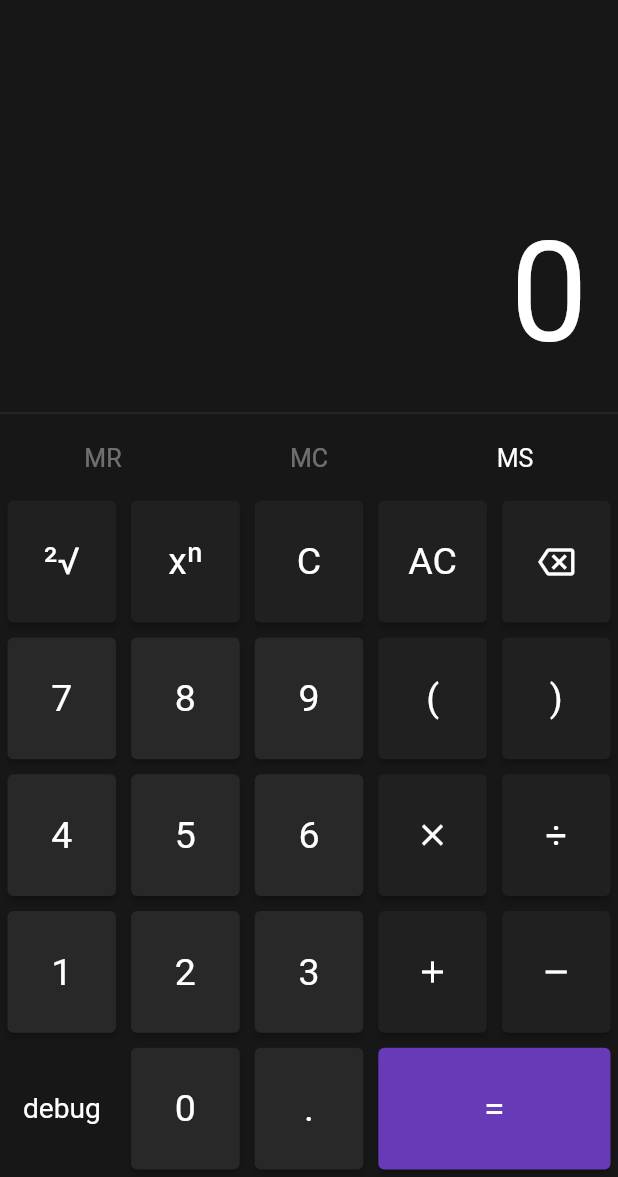
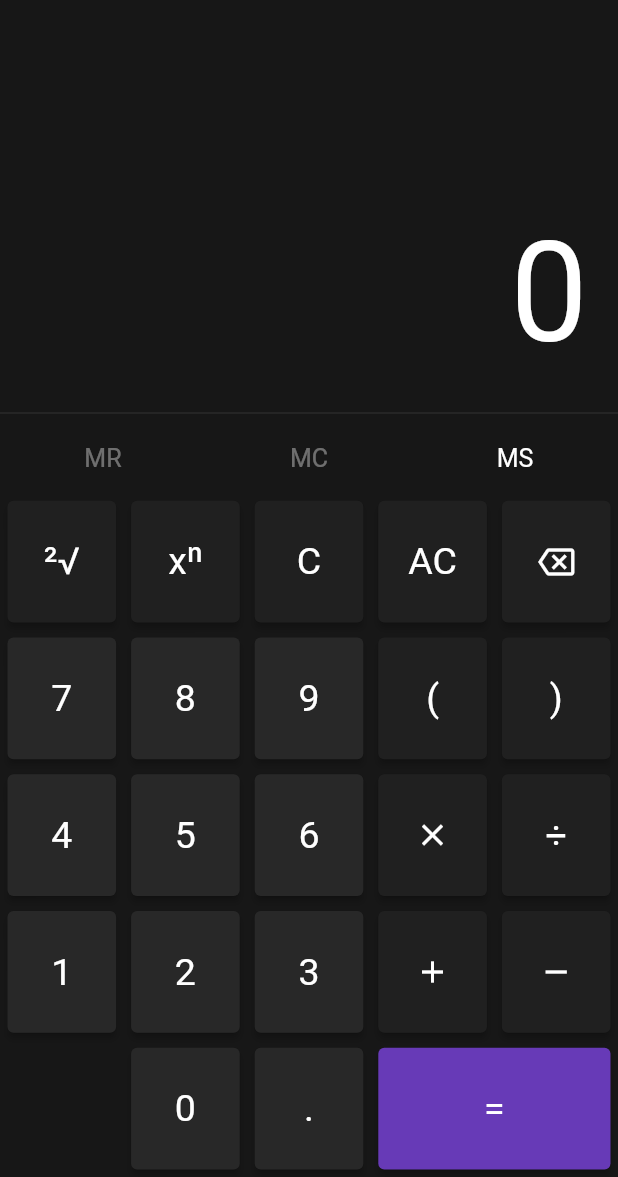
Before and after one commit to lucas-marianno/flutter_calculator_math_parser, a Flutter app: the screen it shows after launch, on a phone screen of 412 x 824 dp, the part 59-1236 px from its top. Run offline on Flutter 3.47's test engine with Material 2 defaults, Android fonts, the phone set to English and light mode, and no system bars; our stand-ins replace google_fonts.

Commit message:
TODO list updated

```diff
--- a/lib/main.dart
+++ b/lib/main.dart
@@ -2,7 +2,6 @@ import 'package:calculator2/routes.dart';
 import 'package:calculator2/theme.dart';
 import 'package:flutter/material.dart';
 
-// TODO: Update the readme.md file and add new screen captures on the github page
 // TODO: Upgrade to Material3
 
 void main() {
--- a/lib/widgets/keyboard_default_button.dart
+++ b/lib/widgets/keyboard_default_button.dart
@@ -31,6 +31,7 @@ class ButtonId {
       mr = 'MR',
       ms = 'MS',
       mc = 'MC';
+
   ButtonId();
 }
 
--- a/lib/widgets/keyboards.dart
+++ b/lib/widgets/keyboards.dart
@@ -1,10 +1,8 @@
-import 'package:calculator2/brain/math_expression_parser.dart';
 import 'package:flutter/material.dart';
 import 'keyboard_default_button.dart';
 
 class Keyboards {
   static List<List<Widget>> calculatorKeyboard(Function function) => [
-        // TODO: Feature: create a '%' button
         [
           DefaultButton(ButtonId.mr, function, emphasis: Emphasis.zero),
           DefaultButton(ButtonId.mc, function, emphasis: Emphasis.zero),
@@ -41,10 +39,8 @@ class Keyboards {
           DefaultButton(ButtonId.subtract, function, emphasis: Emphasis.low),
         ],
         [
-          Expanded(
-              child: TextButton(
-                  onPressed: () => debugCalculator(),
-                  child: const FittedBox(child: Text('debug')))),
+          //Expanded(child: TextButton(onPressed: () => debugCalculator(),child: const FittedBox(child: Text('debug')))),
+          const Spacer(),
           DefaultButton(ButtonId.zero, function),
           DefaultButton(ButtonId.dot, function),
           DefaultButton(
--- a/pubspec.yaml
+++ b/pubspec.yaml
@@ -15,7 +15,7 @@ dependencies:
 
   cupertino_icons: ^1.0.2
   flutter_markdown: ^0.6.14
-  google_fonts: ^4.0.3
+  google_fonts: ^5.0.0
   url_launcher: ^6.1.10
 
 dev_dependencies:
```
Also changed, not shown: pubspec.lock.
